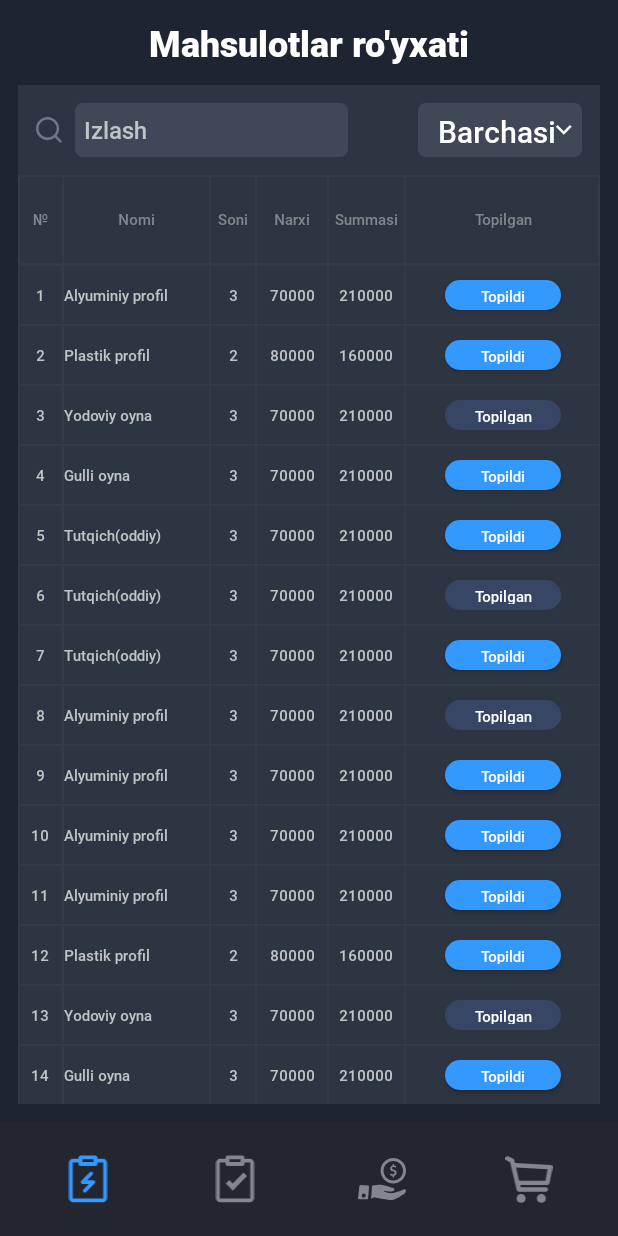
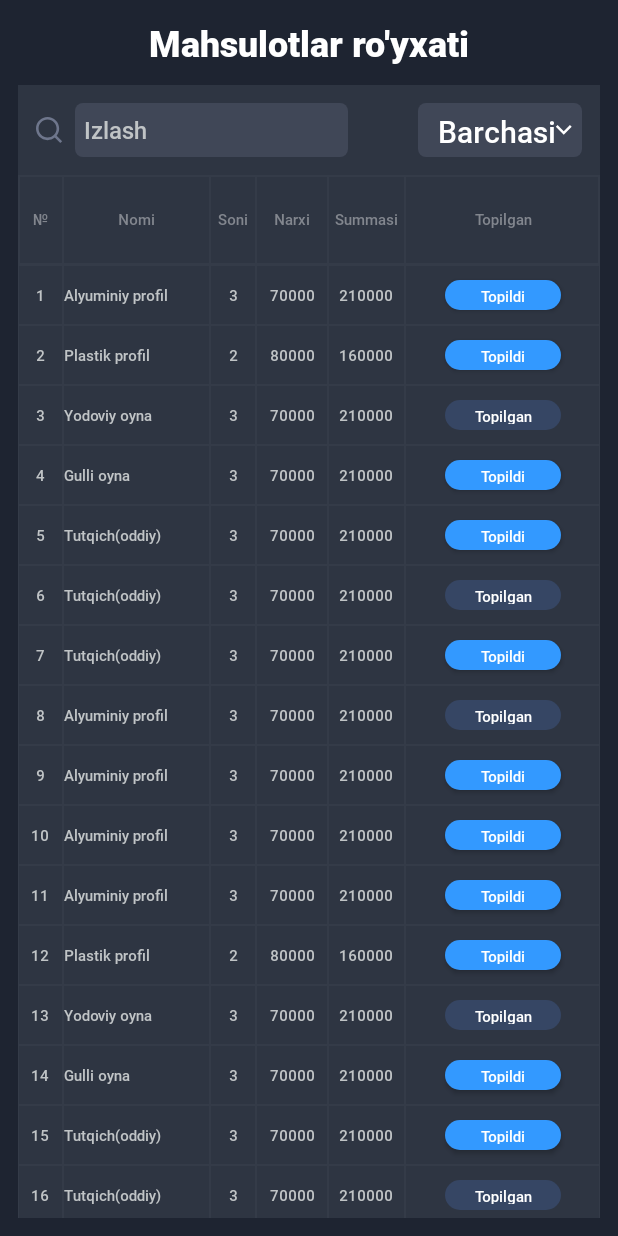
Before and after one commit to JahongirmirzoDv/TezkorAkfa, an Android app: the ProductListFragment screen opened through its navigation route, on a phone screen of 412 x 824 dp. Run offline under Robolectric (Android 15) with nearby library versions, the phone set to English and light mode, and no system bars; our stand-ins replace navigation-ui.

Commit message:
Taminochi update

```diff
--- a/app/src/main/java/uz/algorithmgateway/tezkorakfa/servis/ui/ServisMainActivity.kt
+++ b/app/src/main/java/uz/algorithmgateway/tezkorakfa/servis/ui/ServisMainActivity.kt
@@ -2,6 +2,7 @@ package uz.algorithmgateway.tezkorakfa.servis.ui
 
 import androidx.appcompat.app.AppCompatActivity
 import android.os.Bundle
+import uz.algorithmgateway.tezkorakfa.R
 
 class ServisMainActivity : AppCompatActivity() {
     override fun onCreate(savedInstanceState: Bundle?) {
--- a/app/src/main/java/uz/algorithmgateway/tezkorakfa/supplier/SupplierActivity.kt
+++ b/app/src/main/java/uz/algorithmgateway/tezkorakfa/supplier/SupplierActivity.kt
@@ -1,6 +1,7 @@
 package uz.algorithmgateway.tezkorakfa.supplier
 
 import android.os.Bundle
+import android.view.View
 import androidx.appcompat.app.AppCompatActivity
 import androidx.navigation.NavController
 import androidx.navigation.fragment.NavHostFragment
@@ -31,4 +32,12 @@ class SupplierActivity : AppCompatActivity() {
             navHostFragment.navController
         )
     }
+
+    fun bottomNavigationViewVisibilityGone() {
+        binding.bottomNavigationView.visibility = View.GONE
+    }
+
+    fun bottomNavigationViewVisibility() {
+        binding.bottomNavigationView.visibility = View.VISIBLE
+    }
 }
--- a/app/src/main/java/uz/algorithmgateway/tezkorakfa/supplier/orderList/AdapterOrderList.kt
+++ b/app/src/main/java/uz/algorithmgateway/tezkorakfa/supplier/orderList/AdapterOrderList.kt
@@ -13,7 +13,7 @@ import uz.algorithmgateway.tezkorakfa.R
 import uz.algorithmgateway.tezkorakfa.databinding.ItemOrderListBinding
 
 class AdapterOrderList(
-    private val orderClick: InterfaceOrderClick
+    var itemClickListener: (OrderSupplier) -> Unit
 ) : RecyclerView.Adapter<AdapterOrderList.VH>() {
     private var myList = mutableListOf<OrderSupplier>()
     private lateinit var ctx: Context
@@ -52,6 +52,10 @@ class AdapterOrderList(
                 2 -> binding.ivStatus.setBackgroundColor(ctx.getColor(R.color.color_gray))
                 3 -> binding.ivStatus.setBackgroundColor(ctx.getColor(R.color.color_red))
             }
+
+            itemView.setOnClickListener {
+                itemClickListener.invoke(item)
+            }
         }
     }
 }
--- a/app/src/main/java/uz/algorithmgateway/tezkorakfa/supplier/orderList/OrderListFragmentSup.kt
+++ b/app/src/main/java/uz/algorithmgateway/tezkorakfa/supplier/orderList/OrderListFragmentSup.kt
@@ -14,6 +14,7 @@ import uz.algorithmgateway.tezkorakfa.data.models.OrderSupplier
 import uz.algorithmgateway.supplier.orderList.InterfaceOrderClick
 import uz.algorithmgateway.tezkorakfa.R
 import uz.algorithmgateway.tezkorakfa.databinding.FragmentOrderListSupBinding
+import uz.algorithmgateway.tezkorakfa.supplier.SupplierActivity
 import uz.algorithmgateway.tezkorakfa.supplier.adapter.AdapterTableSpinner
 
 class OrderListFragmentSup : Fragment(), InterfaceOrderClick {
@@ -36,6 +37,8 @@ class OrderListFragmentSup : Fragment(), InterfaceOrderClick {
 
     override fun onViewCreated(view: View, savedInstanceState: Bundle?) {
         super.onViewCreated(view, savedInstanceState)
+        val mainActivity = activity as SupplierActivity
+        mainActivity.bottomNavigationViewVisibility()
         loadOrderList()
         loadOrderStatusSpinner()
         loadSearchView()
@@ -103,7 +106,9 @@ class OrderListFragmentSup : Fragment(), InterfaceOrderClick {
     }
 
     private fun loadOrderList() {
-        orderListAdapter = AdapterOrderList(this)
+        orderListAdapter = AdapterOrderList {
+            findNavController().navigate(R.id.productListFragment)
+        }
         binding.rvOrderList.layoutManager =
             LinearLayoutManager(requireContext(), LinearLayoutManager.VERTICAL, false)
         binding.rvOrderList.adapter = orderListAdapter
--- a/app/src/main/java/uz/algorithmgateway/tezkorakfa/supplier/productList/AdapterProductList.kt
+++ b/app/src/main/java/uz/algorithmgateway/tezkorakfa/supplier/productList/AdapterProductList.kt
@@ -14,7 +14,7 @@ import uz.algorithmgateway.tezkorakfa.databinding.ItemProductTableBinding
 
 class AdapterProductList(
     private val context: Context,
-    private val adapterOnClick: InterfaceProductClick
+    val itemClick: (Product) -> Unit
 ) : RecyclerView.Adapter<AdapterProductList.VH>() {
     private var myList = mutableListOf<Product>()
 
@@ -57,7 +57,8 @@ class AdapterProductList(
                 binding.btnFound.setBackgroundColor(context.getColor(R.color.select_blue))
                 binding.btnFound.text = "Topildi"
                 binding.btnFound.setOnClickListener {
-                    adapterOnClick.onButtonClick(item)
+                    itemClick.invoke(item)
+//                    adapterOnClick.onButtonClick(item)
                 }
             }
         }
--- a/app/src/main/java/uz/algorithmgateway/tezkorakfa/supplier/productList/ProductListFragment.kt
+++ b/app/src/main/java/uz/algorithmgateway/tezkorakfa/supplier/productList/ProductListFragment.kt
@@ -9,9 +9,11 @@ import android.widget.Toast
 import androidx.core.widget.doOnTextChanged
 import androidx.fragment.app.Fragment
 import androidx.recyclerview.widget.LinearLayoutManager
+import uz.algorithmgateway.core.util.toast
 import uz.algorithmgateway.tezkorakfa.data.models.Product
 import uz.algorithmgateway.supplier.productList.InterfaceProductClick
 import uz.algorithmgateway.tezkorakfa.databinding.FragmentProductListBinding
+import uz.algorithmgateway.tezkorakfa.supplier.SupplierActivity
 import uz.algorithmgateway.tezkorakfa.supplier.adapter.AdapterTableSpinner
 
 
@@ -33,9 +35,13 @@ class ProductListFragment : Fragment(), InterfaceProductClick {
 
     }
 
+
     override fun onViewCreated(view: View, savedInstanceState: Bundle?) {
         super.onViewCreated(view, savedInstanceState)
         productList = productList()
+        val mainActivity = activity as SupplierActivity
+        mainActivity.bottomNavigationViewVisibilityGone()
+
         loadProductList()
         loadProductTypeSpinner()
         loadSearchView()
@@ -99,7 +105,9 @@ class ProductListFragment : Fragment(), InterfaceProductClick {
     }
 
     private fun loadProductList() {
-        productListAdapter = AdapterProductList(requireContext(), this)
+        productListAdapter = AdapterProductList(requireContext()) {
+            toast("show Alert dialog")
+        }
         binding.rvProductList.layoutManager =
             LinearLayoutManager(requireContext(), LinearLayoutManager.VERTICAL, false)
         binding.rvProductList.adapter = productListAdapter
@@ -138,4 +146,6 @@ class ProductListFragment : Fragment(), InterfaceProductClick {
     override fun onButtonClick(product: Product) {
         Toast.makeText(requireContext(), "FoundButtonClicked", Toast.LENGTH_SHORT).show()
     }
+
+
 }
--- a/app/src/main/res/layout/activity_supplier.xml
+++ b/app/src/main/res/layout/activity_supplier.xml
@@ -23,13 +23,13 @@
         style="@style/Widget.MaterialComponents.BottomNavigationView"
         android:layout_width="match_parent"
         android:layout_height="wrap_content"
+        android:padding="10dp"
         app:itemIconSize="@dimen/large_icon_size"
-        android:padding="10dp"
+        app:itemIconTint="@color/color_bottom_nav_item"
         app:labelVisibilityMode="unlabeled"
-        app:itemIconTint="@color/color_bottom_nav_item"
         app:layout_constraintBottom_toBottomOf="parent"
         app:layout_constraintEnd_toEndOf="parent"
         app:layout_constraintStart_toStartOf="parent"
-        app:menu="@menu/bottom_navigation_menu"/>
+        app:menu="@menu/bottom_navigation_menu" />
 
 </androidx.constraintlayout.widget.ConstraintLayout>
--- a/app/src/main/res/layout/fragment_purchase_second.xml
+++ b/app/src/main/res/layout/fragment_purchase_second.xml
@@ -90,7 +90,6 @@
             app:layout_constraintTop_toBottomOf="@id/layout_filter">
 
             <include
-                android:id="@+id/layoutTableHeader"
                 layout="@layout/item_found_list_header" />
         </LinearLayout>
 
--- a/app/src/main/res/layout/fragment_purchased.xml
+++ b/app/src/main/res/layout/fragment_purchased.xml
@@ -10,7 +10,7 @@
 
 
     <androidx.appcompat.widget.AppCompatTextView
-        android:id="@+id/tv_title_page"
+        android:id="@+id/title_tv"
         android:layout_width="wrap_content"
         android:layout_height="wrap_content"
         android:fontFamily="@font/roboto_900"
@@ -57,11 +57,11 @@
         android:layout_height="wrap_content"
         android:layout_marginTop="@dimen/screen_padding_vertical"
         android:background="@drawable/back_tablayout_confirm_screeen"
-        app:layout_constraintTop_toBottomOf="@+id/tv_title_page"
+        app:layout_constraintTop_toBottomOf="@+id/title_tv"
         app:tabTextAppearance="@style/Text16Dark" />
 
     <androidx.viewpager2.widget.ViewPager2
-        android:id="@+id/view_pager2"
+        android:id="@+id/pager_view"
         android:layout_width="match_parent"
         android:layout_height="0dp"
         android:background="@color/comment_color"
--- a/app/src/main/res/menu/montage.xml
+++ b/app/src/main/res/menu/montage.xml
@@ -11,17 +11,17 @@
         android:icon="@drawable/ic_menu_order"
         android:title="@string/orders"/>
     <item
-        android:id="@+id/page_3"
+        android:id="@+id/givenMoneyFragment"
         android:enabled="true"
         android:icon="@drawable/ic_menu_found_list"
         android:title="@string/text_found_list"/>
     <item
-        android:id="@+id/page_4"
+        android:id="@+id/purchasedFragment"
         android:enabled="true"
         android:icon="@drawable/ic_give_money"
         android:title="@string/text_menu_given_money"/>
     <item
-        android:id="@+id/page_5"
+        android:id="@+id/orderHistoryFragment"
         android:enabled="true"
         android:icon="@drawable/ic_menu_basket"
         android:title="@string/text_menu_purchased"/>
--- a/app/src/main/res/navigation/nav_graph_supplier.xml
+++ b/app/src/main/res/navigation/nav_graph_supplier.xml
@@ -45,6 +45,12 @@
         android:label="PurchasedFragment"
         tools:layout="@layout/fragment_purchased">
 
+        <action
+            android:id="@+id/action_purchasedFragment_to_secondPageFragment"
+            app:destination="@id/secondPageFragment" />
+        <action
+            android:id="@+id/action_purchasedFragment_to_firstPageFragment"
+            app:destination="@id/firstPageFragment" />
     </fragment>
     <fragment
         android:id="@+id/orderHistoryFragment"
```
Also changed, not shown: app/src/main/java/uz/algorithmgateway/tezkorakfa/supplier/purchased/FirstPageFragment.kt (+9 -6 lines), app/src/main/java/uz/algorithmgateway/tezkorakfa/supplier/purchased/PurchasedFragment.kt (+28 -25 lines), app/src/main/res/layout/fragment_purchase_first.xml (+14 -14 lines).
